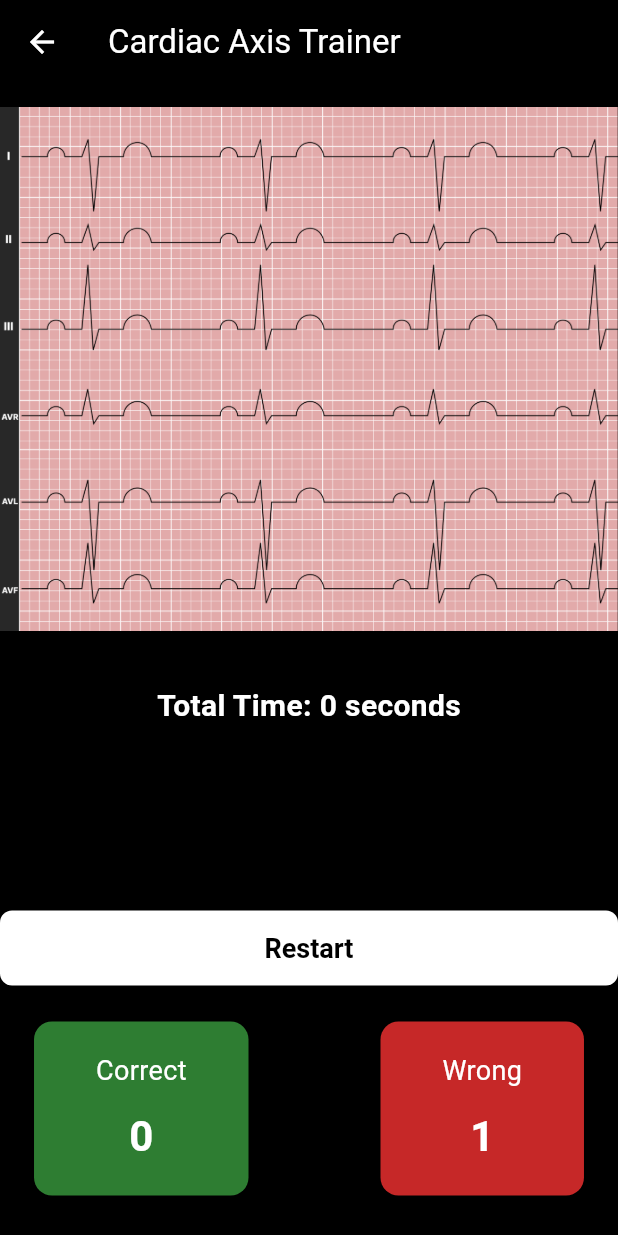
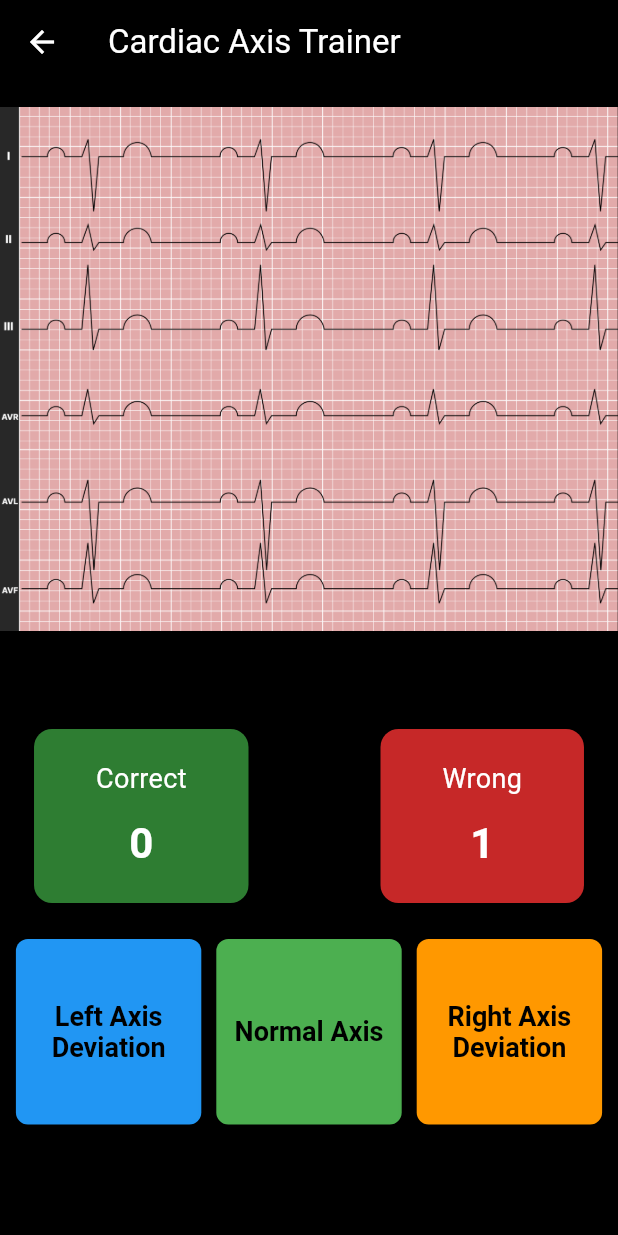
Before and after one commit to cardioverse/ECG-labs, a Flutter app: the CardiacAxisTrainer screen opened directly, after a tap on "Left Axis Deviation", after a tap on "Normal Axis", on a phone screen of 412 x 824 dp. Run offline on Flutter 3.47's test engine with Material 3 defaults, Android fonts, the phone set to English and light mode, and no system bars; our stand-ins replace carousel_slider, cloud_firestore, firebase_auth, firebase_core, firebase_storage, flutter_dotenv and 3 more; accounts and stored records are empty.

Commit message:
Improved cardiac axis trainer ui, fixed settings screen padding

```diff
--- a/lib/screens/cardiac_axis_trainer.dart
+++ b/lib/screens/cardiac_axis_trainer.dart
@@ -40,9 +40,7 @@ class _CardiacAxisTrainerState extends State<CardiacAxisTrainer> {
   bool isTimerRunning = false;
   bool showRestartButton = false;
 
-  Timer? _timer;
   Timer? countdownTimer;
-  int _elapsedTime = 0;
   int countdown = 15;
 
   @override
@@ -53,7 +51,6 @@ class _CardiacAxisTrainerState extends State<CardiacAxisTrainer> {
 
   @override
   void dispose() {
-    _timer?.cancel();
     countdownTimer?.cancel();
     super.dispose();
   }
@@ -72,6 +69,7 @@ class _CardiacAxisTrainerState extends State<CardiacAxisTrainer> {
       if (availableImages.isEmpty) {
         usedImages.clear();
         availableImages = allImages;
+        showRestartButton = true; // Show Restart button when all questions are answered
       }
 
       availableImages.shuffle();
@@ -85,24 +83,6 @@ class _CardiacAxisTrainerState extends State<CardiacAxisTrainer> {
           : 'Left Axis Deviation';
 
       _startCountdown();
-    });
-  }
-
-  void _startTimer() {
-    _timer = Timer.periodic(Duration(seconds: 1), (timer) {
-      setState(() {
-        _elapsedTime++;
-      });
-    });
-    setState(() {
-      isTimerRunning = true;
-    });
-  }
-
-  void _stopTimer() {
-    _timer?.cancel();
-    setState(() {
-      isTimerRunning = false;
     });
   }
 
@@ -125,32 +105,20 @@ class _CardiacAxisTrainerState extends State<CardiacAxisTrainer> {
         isAnswered = true;
         questionsAnswered++;
 
-        if (questionsAnswered == 1 && !isTimerRunning) {
-          _startTimer(); // Start the timer on the first answer
-        }
-
         if (selectedAnswer == correctAnswer) {
           score++;
           _showFeedbackMessage('Correct!');
         } else {
           wrongAnswers++;
           _showFeedbackMessage('Wrong! The correct answer was $correctAnswer');
-          _stopTimer(); // Stop the timer on wrong answer
-          Future.delayed(Duration(seconds: 2), () {
-            setState(() {
-              showRestartButton = true;
-            });
-          });
         }
         showNextButton = true;
       });
 
       // Automatically show the next image after 2 seconds if no restart button is needed
-      if (!showRestartButton) {
-        Future.delayed(Duration(seconds: 2), () {
-          if (showNextButton) _showNextImage();
-        });
-      }
+      Future.delayed(Duration(seconds: 2), () {
+        if (showNextButton && !showRestartButton) _showNextImage();
+      });
     }
   }
 
@@ -167,20 +135,17 @@ class _CardiacAxisTrainerState extends State<CardiacAxisTrainer> {
   }
 
   void _resetQuiz() {
-    _stopTimer(); // Stop the timer when resetting the quiz
     countdownTimer?.cancel(); // Stop the countdown timer
     setState(() {
       score = 0;
       wrongAnswers = 0;
       questionsAnswered = 0;
       usedImages.clear();
-      _elapsedTime = 0; // Reset the elapsed time
       countdown = 15; // Reset the countdown
       showRestartButton = false; // Hide Restart button on quiz reset
       currentImage = ''; // Clear current image
     });
     _showNextImage(); // Show the next image (starts the quiz)
-    // Don't start the timer here
   }
 
   @override
@@ -206,17 +171,19 @@ class _CardiacAxisTrainerState extends State<CardiacAxisTrainer> {
               ),
             SizedBox(height: 20),
 
-            // Timer display
-            Text(
-              'Total Time: $_elapsedTime seconds',
-              style: TextStyle(fontSize: 20, fontWeight: FontWeight.bold),
-            ),
-            SizedBox(height: 10),
-
             // Countdown timer display
             Text(
               'Time Left: $countdown seconds',
               style: TextStyle(fontSize: 18, fontWeight: FontWeight.bold, color: countdown > 5 ? Colors.black : Colors.red),
+            ),
+            // Score display
+            Row(
+              mainAxisAlignment: MainAxisAlignment.center,
+              children: [
+                _buildScoreCard('Correct', score, Colors.green, Colors.white), // Set text color to white
+                SizedBox(width: 80),
+                _buildScoreCard('Wrong', wrongAnswers, Colors.red, Colors.white), // Set text color to white
+              ],
             ),
             SizedBox(height: 20),
 
@@ -260,17 +227,6 @@ class _CardiacAxisTrainerState extends State<CardiacAxisTrainer> {
                   ),
                 ),
               ),
-            SizedBox(height: 20),
-
-            // Score display
-            Row(
-              mainAxisAlignment: MainAxisAlignment.center,
-              children: [
-                _buildScoreCard('Correct', score, Colors.green, Colors.white), // Set text color to white
-                SizedBox(width: 80),
-                _buildScoreCard('Wrong', wrongAnswers, Colors.red, Colors.white), // Set text color to white
-              ],
-            ),
             SizedBox(height: 20),
           ],
         ),
--- a/lib/screens/settings_screen.dart
+++ b/lib/screens/settings_screen.dart
@@ -8,7 +8,8 @@ class SettingsScreen extends StatelessWidget {
   Widget build(BuildContext context) {
     return Scaffold(
       body: Padding(
-        padding: const EdgeInsets.all(16.0),
+        padding: const EdgeInsets.only(top: 48.0, left: 16.0, right: 16.0, bottom: 16.0),
+        child: SingleChildScrollView(
           child: Column(
             crossAxisAlignment: CrossAxisAlignment.stretch,
             children: [
@@ -119,6 +120,7 @@ class SettingsScreen extends StatelessWidget {
             ],
           ),
         ),
+      ),
     );
   }
 }
@@ -164,6 +166,7 @@ class _ProfileScreenState extends State<ProfileScreen> {
       ),
       body: Padding(
         padding: const EdgeInsets.all(16.0),
+        child: SingleChildScrollView(
           child: Column(
             crossAxisAlignment: CrossAxisAlignment.start,
             children: [
@@ -197,6 +200,7 @@ class _ProfileScreenState extends State<ProfileScreen> {
             ],
           ),
         ),
+      ),
     );
   }
 }
```
Lines whose indentation alone changed are shown as unchanged.
